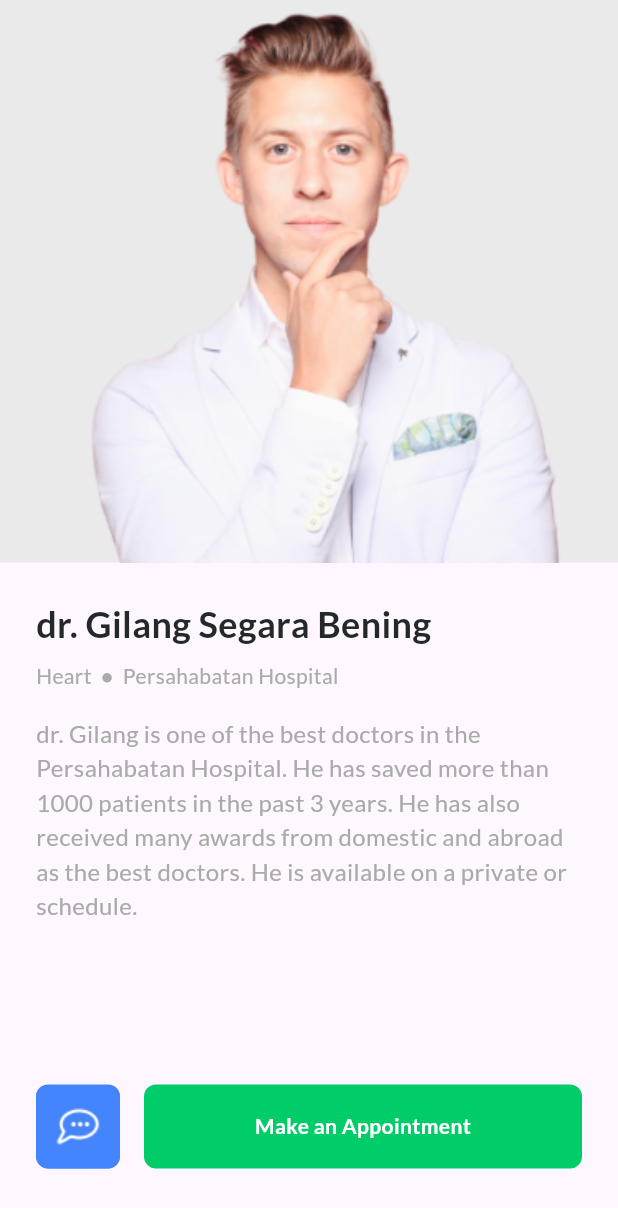
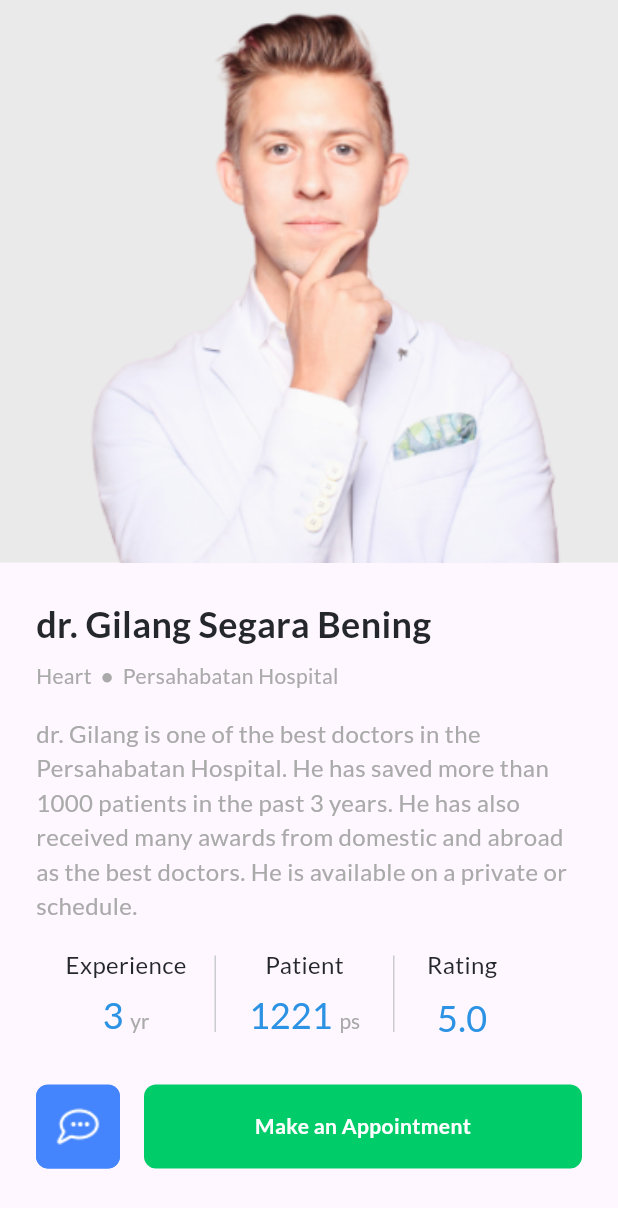
Before and after one commit to AEG14/find_your_doctor_app, a Flutter app: the DoctorDetailsScreen screen opened directly, on a phone screen of 412 x 824 dp. Shown: the top 1208 px of the screen. Run offline on Flutter 3.47's test engine with Material 2 defaults, Android fonts, the phone set to English and light mode, and no system bars; our stand-ins replace google_fonts.

Commit message:
Added more details(experience,patient,rating)

```diff
--- a/lib/pages/doctor_details.dart
+++ b/lib/pages/doctor_details.dart
@@ -94,7 +94,127 @@ class DoctorDetailsScreen extends StatelessWidget {
                     padding: const EdgeInsets.only(left: 39.0, right: 39),
                     child: Container(
                       height: 72,
-                      child: Row(),
+                      child: Row(
+                        mainAxisAlignment: MainAxisAlignment.start,
+                        children: [
+                          Container(
+                            width: 90,
+                            child: Column(
+                              children: [
+                                Text(
+                                  "Experience",
+                                  style: GoogleFonts.lato(
+                                      fontSize: 16,
+                                      fontWeight: FontWeight.normal,
+                                      color: Color(0XFF25282B)),
+                                ),
+                                SizedBox(height: 8),
+                                RichText(
+                                  text: TextSpan(
+                                    children: [
+                                      TextSpan(
+                                        text: "3 ",
+                                        style: GoogleFonts.lato(
+                                          fontWeight: FontWeight.w400,
+                                          fontSize: 24,
+                                          color: Color(0xFF2B92E4),
+                                        ),
+                                      ),
+                                      TextSpan(
+                                        text: "yr",
+                                        style: GoogleFonts.lato(
+                                          fontSize: 14,
+                                          color: Color(0xFFAAAAAA),
+                                        ),
+                                      ),
+                                    ],
+                                  ),
+                                ),
+                              ],
+                            ),
+                          ),
+                          SizedBox(
+                            width: 14,
+                          ),
+                          VerticalDivider(
+                            color: Color(0xFFCACCCF),
+                            width: 1,
+                            indent: 6,
+                            endIndent: 15,
+                          ),
+                          SizedBox(
+                            width: 14,
+                          ),
+                          Container(
+                            width: 90,
+                            child: Column(
+                              children: [
+                                Text(
+                                  "Patient",
+                                  style: GoogleFonts.lato(
+                                      fontSize: 16,
+                                      fontWeight: FontWeight.normal,
+                                      color: Color(0XFF25282B)),
+                                ),
+                                SizedBox(height: 8),
+                                RichText(
+                                  text: TextSpan(
+                                    children: [
+                                      TextSpan(
+                                        text: "1221 ",
+                                        style: GoogleFonts.lato(
+                                          fontWeight: FontWeight.w400,
+                                          fontSize: 24,
+                                          color: Color(0xFF2B92E4),
+                                        ),
+                                      ),
+                                      TextSpan(
+                                        text: "ps",
+                                        style: GoogleFonts.lato(
+                                          fontSize: 14,
+                                          color: Color(0xFFAAAAAA),
+                                        ),
+                                      ),
+                                    ],
+                                  ),
+                                ),
+                              ],
+                            ),
+                          ),
+                          SizedBox(
+                            width: 14,
+                          ),
+                          VerticalDivider(
+                            color: Color(0xFFCACCCF),
+                            width: 1,
+                            indent: 6,
+                            endIndent: 15,
+                          ),
+                          Container(
+                            width: 90,
+                            child: Column(
+                              children: [
+                                Text(
+                                  "Rating",
+                                  style: GoogleFonts.lato(
+                                      fontSize: 16,
+                                      fontWeight: FontWeight.normal,
+                                      color: Color(0XFF25282B)),
+                                ),
+                                SizedBox(height: 8),
+                                Text(
+                                  "5.0",
+                                  style: GoogleFonts.lato(
+                                    fontWeight: FontWeight.w400,
+                                    fontSize: 24,
+                                    color: Color(0xFF2B92E4),
+                                  ),
+                                ),
+                              ],
+                            ),
+                          )
+                        ],
+                      ),
                     ),
                   ),
                   Padding(
```
